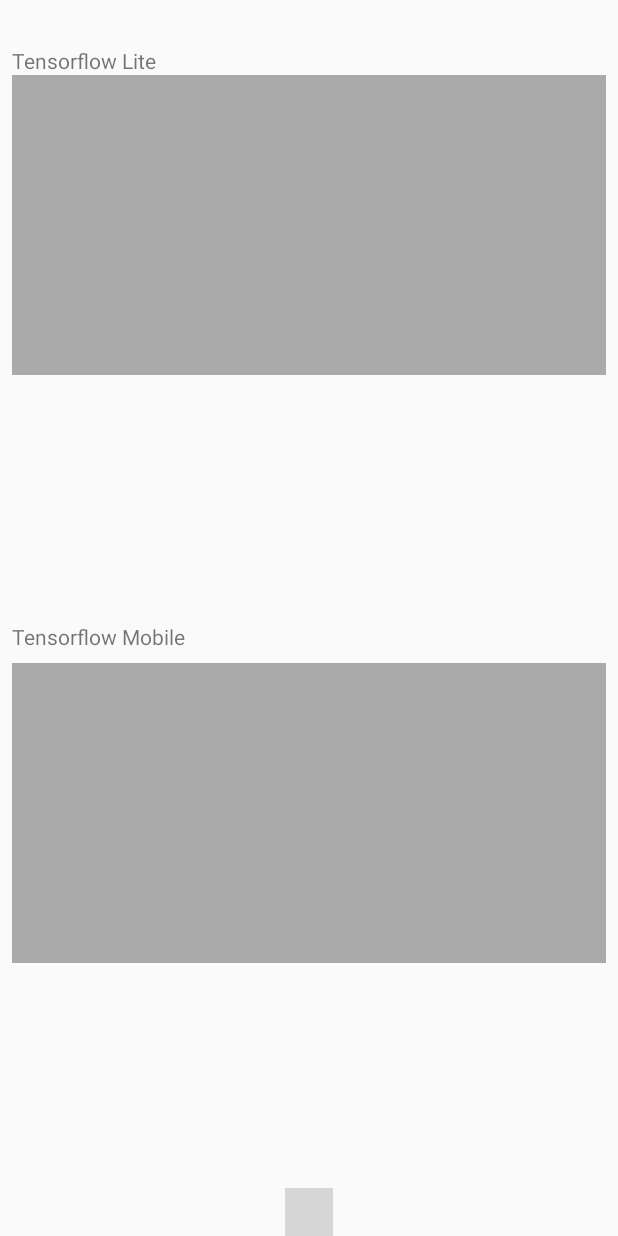
After one commit to juanluisrto/skcc-bachelor-thesis, an Android app: the CameraActivity screen opened directly, with no data from a screen before it, on a phone screen of 412 x 824 dp. The commit adds this screen. Run offline under Robolectric (Android 15) with nearby library versions, the light colour scheme and no system bars; 4 statements that could not run were skipped; grey boxes are pictures that could not be loaded.

Commit message:
Camera working for tflite + other minor improvements

```diff
--- a/android-app/app/src/main/AndroidManifest.xml
+++ b/android-app/app/src/main/AndroidManifest.xml
@@ -39,7 +39,8 @@
             android:label="@string/title_activity_stats"
             android:theme="@style/AppTheme.NoActionBar" />
         <activity android:name=".SettingsActivity" />
-        <activity android:name=".DisplayActivity"></activity>
+        <activity android:name=".DisplayActivity" />
+        <activity android:name=".CameraActivity"></activity>
     </application>
 
 </manifest>
--- /dev/null
+++ b/android-app/app/src/main/java/com/slagkryssaren/skcc/android/CameraActivity.java
@@ -0,0 +1,77 @@
+package com.slagkryssaren.skcc.android;
+
+import android.Manifest;
+import android.app.Activity;
+import android.content.Intent;
+import android.content.pm.PackageManager;
+import android.graphics.Bitmap;
+import android.os.Build;
+import android.provider.MediaStore;
+import android.support.annotation.NonNull;
+import android.support.v4.app.ActivityCompat;
+import android.support.v4.content.ContextCompat;
+import android.support.v7.app.AppCompatActivity;
+import android.os.Bundle;
+import android.view.View;
+import android.widget.Button;
+import android.widget.ImageView;
+import android.widget.Toast;
+
+import com.slagkryssaren.skcc.android.BaseActivity;
+import com.slagkryssaren.skcc.android.R;
+
+public class CameraActivity extends BaseActivity {
+
+    private ImageView photoTflite, photoTfMobile;
+    static final int REQUEST_IMAGE_CAPTURE = 1;
+
+    @Override
+    public void onCreate(Bundle savedInstanceState) {
+        super.onCreate(savedInstanceState);
+        this.photoTflite = (ImageView) this.findViewById(R.id.photoTfLite);
+        this.photoTfMobile = (ImageView) this.findViewById(R.id.photoTfMobile);
+        dispatchTakePictureIntent();
+    }
+    @Override
+    public  void onResume() {
+        super.onResume();
+
+    }
+    @Override
+    public void onPause() {
+        super.onPause();
+        MainActivity.adapter.tfLiteModel.resetDefaultDimensions();
+        MainActivity.adapter.tfMobileModel.resetDefaultDimensions();
+    }
+
+
+    private void dispatchTakePictureIntent() {
+        Intent takePictureIntent = new Intent(MediaStore.ACTION_IMAGE_CAPTURE);
+        if (takePictureIntent.resolveActivity(getPackageManager()) != null) {
+            startActivityForResult(takePictureIntent, REQUEST_IMAGE_CAPTURE);
+        }
+    }
+    @Override
+    protected void onActivityResult(int requestCode, int resultCode, Intent data) {
+        if (requestCode == REQUEST_IMAGE_CAPTURE && resultCode == RESULT_OK) {
+            Bundle extras = data.getExtras();
+            Bitmap imageBitmap = (Bitmap) extras.get("data");
+            MainActivity.adapter.tfLiteModel.adaptDimensions(imageBitmap);
+            MainActivity.adapter.tfMobileModel.adaptDimensions(imageBitmap);
+            Bitmap outputLite = MainActivity.adapter.tfLiteModel.predictImage(imageBitmap);
+            //Bitmap outputMobile = MainActivity.adapter.tfMobileModel.predictImage(imageBitmap);
+            photoTflite.setImageBitmap(outputLite);
+            //photoTfMobile.setImageBitmap(outputMobile);
+        }
+    }
+
+    @Override
+    int getContentViewId() {
+        return R.layout.activity_camera;
+    }
+
+    @Override
+    int getNavigationMenuItemId() {
+        return R.id.camera;
+    }
+}
--- a/android-app/app/src/main/java/com/slagkryssaren/skcc/android/SettingsActivity.java
+++ b/android-app/app/src/main/java/com/slagkryssaren/skcc/android/SettingsActivity.java
@@ -19,7 +19,7 @@
 
 public class SettingsActivity extends BaseActivity {
 
-    private int numberOfImages = 30;
+    private int numberOfImages = 10;
     private Context c;
 
     @Override
@@ -33,7 +33,7 @@
         Button exportButton = findViewById(R.id.exportData);
         Button resetButton = findViewById(R.id.resetData);
         SeekBar seekbar = findViewById(R.id.seekBar);
-        seekbar.setMax(150);
+        seekbar.setMax(50);
         seekbar.setOnSeekBarChangeListener(new SeekBar.OnSeekBarChangeListener() {
             @Override
             public void onProgressChanged(SeekBar seekBar, int i, boolean b) {
@@ -53,7 +53,7 @@
             @Override
             public void onClick(View view) {
                 if (checkBoxLite.isChecked() || checkBoxMobile.isChecked()) {
-                    ArrayList<Integer> list = new ArrayList<Integer>(150);
+                    ArrayList<Integer> list = new ArrayList<Integer>(50);
                     for (int i = 0; i < 150; i++) {
                         list.add(new Integer(i));
                     }
--- /dev/null
+++ b/android-app/app/src/main/res/layout/activity_camera.xml
@@ -0,0 +1,59 @@
+<?xml version="1.0" encoding="utf-8"?>
+<android.support.constraint.ConstraintLayout xmlns:android="http://schemas.android.com/apk/res/android"
+    xmlns:app="http://schemas.android.com/apk/res-auto"
+    xmlns:tools="http://schemas.android.com/tools"
+    android:layout_width="fill_parent"
+    android:layout_height="fill_parent">
+
+    <ImageView
+        android:id="@+id/photoTfLite"
+        android:layout_width="0dp"
+        android:layout_height="200dp"
+        android:layout_marginEnd="8dp"
+        android:layout_marginStart="8dp"
+        android:layout_marginTop="50dp"
+        android:src="@android:color/darker_gray"
+        app:layout_constraintEnd_toEndOf="parent"
+        app:layout_constraintStart_toStartOf="parent"
+        app:layout_constraintTop_toTopOf="parent" />
+
+    <ImageView
+        android:id="@+id/photoTfMobile"
+        android:layout_width="0dp"
+        android:layout_height="200dp"
+        android:layout_marginBottom="8dp"
+        android:layout_marginEnd="8dp"
+        android:layout_marginStart="8dp"
+        android:layout_marginTop="50dp"
+        android:src="@android:color/darker_gray"
+        app:layout_constraintBottom_toTopOf="@+id/navigation"
+        app:layout_constraintEnd_toEndOf="parent"
+        app:layout_constraintStart_toStartOf="parent"
+        app:layout_constraintTop_toBottomOf="@+id/photoTfLite" />
+
+    <include
+        android:id="@+id/navigation"
+        layout="@layout/element_bottom_navigation"
+        android:layout_width="wrap_content"
+        android:layout_height="wrap_content"
+        app:layout_constraintBottom_toBottomOf="parent"
+        app:layout_constraintEnd_toEndOf="parent"
+        app:layout_constraintStart_toStartOf="parent" />
+
+    <TextView
+        android:id="@+id/textView9"
+        android:layout_width="wrap_content"
+        android:layout_height="wrap_content"
+        android:text="Tensorflow Lite"
+        app:layout_constraintBottom_toTopOf="@+id/photoTfLite"
+        app:layout_constraintStart_toStartOf="@+id/photoTfLite" />
+
+    <TextView
+        android:id="@+id/textView11"
+        android:layout_width="wrap_content"
+        android:layout_height="wrap_content"
+        android:layout_marginBottom="8dp"
+        android:text="Tensorflow Mobile"
+        app:layout_constraintBottom_toTopOf="@+id/photoTfMobile"
+        app:layout_constraintStart_toStartOf="@+id/photoTfMobile" />
+</android.support.constraint.ConstraintLayout>
--- a/android-app/app/src/main/res/layout/activity_main.xml
+++ b/android-app/app/src/main/res/layout/activity_main.xml
@@ -21,6 +21,8 @@
         android:layout_width="match_parent"
         android:layout_height="wrap_content"
         android:layout_gravity="bottom"
-        app:layout_constraintBottom_toBottomOf="@+id/gridview" />
+        app:layout_constraintBottom_toBottomOf="@+id/gridview"
+        app:layout_constraintEnd_toEndOf="parent"
+        app:layout_constraintStart_toStartOf="parent" />
 
 </android.support.constraint.ConstraintLayout>
--- a/android-app/app/src/main/res/layout/activity_stats.xml
+++ b/android-app/app/src/main/res/layout/activity_stats.xml
@@ -20,7 +20,9 @@
         layout="@layout/element_bottom_navigation"
         android:layout_width="wrap_content"
         android:layout_height="56dp"
-        app:layout_constraintBottom_toBottomOf="parent" />
+        app:layout_constraintBottom_toBottomOf="parent"
+        app:layout_constraintEnd_toEndOf="parent"
+        app:layout_constraintStart_toStartOf="parent" />
 
     <TextView
         android:id="@+id/textView7"
--- a/android-app/app/src/main/res/menu/navigation.xml
+++ b/android-app/app/src/main/res/menu/navigation.xml
@@ -25,6 +25,6 @@
         android:id="@+id/stats"
         android:enabled="true"
         android:icon="@drawable/ic_assessment_black_24dp"
-        android:title="stats"
+        android:title="Stats"
         app:showAsAction="always" />
 </menu>
```
Also changed, not shown: android-app/app/src/main/java/com/slagkryssaren/skcc/android/Adapter.java (+2 -35 lines), android-app/app/src/main/java/com/slagkryssaren/skcc/android/BaseActivity.java (+13 -4 lines), android-app/app/src/main/java/com/slagkryssaren/skcc/android/MainActivity.java (+4 -5 lines), android-app/app/src/main/java/com/slagkryssaren/skcc/android/models/Model.java (+25 -10 lines), android-app/app/src/main/java/com/slagkryssaren/skcc/android/models/TfLiteModel.java (+10 -8 lines), android-app/app/src/main/java/com/slagkryssaren/skcc/android/models/TfMobileModel.java (+8 -1 lines).
